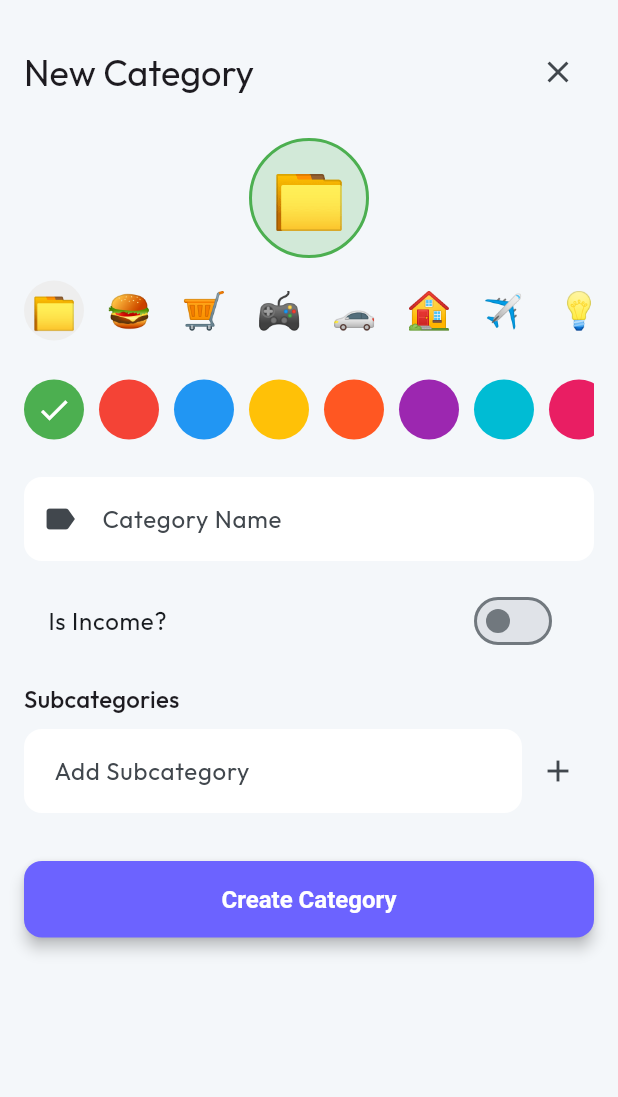
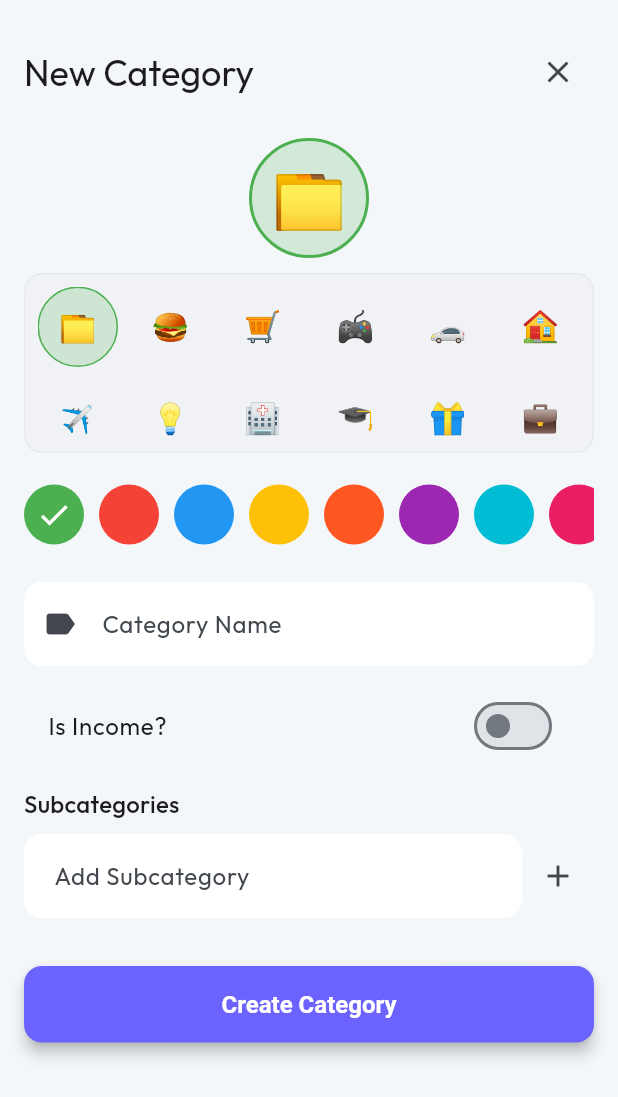
Before and after one commit to nja-n/push-wallet, a Flutter app: the SaveCategorySheet widget shown alone on an empty page, opened directly, on a phone screen of 412 x 824 dp. Shown: the top 1097 px of the screen. Run offline on Flutter 3.47's test engine with Material 3 defaults, Android fonts, the phone set to English and light mode, and no system bars; our stand-ins replace bloc, equatable, file_picker, fl_chart, flutter_bloc, fpdart and 8 more; missing offline and left inert: dart:html, home_widget; accounts and stored records are empty.

```diff
--- a/lib/features/account/presentation/pages/accounts_view.dart
+++ b/lib/features/account/presentation/pages/accounts_view.dart
@@ -154,7 +154,12 @@ class _AccountsViewState extends State<AccountsView> {
                                       fontWeight: FontWeight.bold,
                                     ),
                                   ),
-                                  const SizedBox(width: 12),
+                                  IconButton(
+                                    icon: const Icon(Icons.delete, color: Colors.grey),
+                                    onPressed: () => context
+                                        .read<AccountCubit>()
+                                        .removeAccount(account.id),
+                                  ),
                                 ],
                               ),
                               onTap:
@@ -162,10 +167,6 @@ class _AccountsViewState extends State<AccountsView> {
                                     context,
                                     account: account,
                                   ),
-                              onLongPress:
-                                  () => context
-                                      .read<AccountCubit>()
-                                      .removeAccount(account.id),
                             ),
                           );
                         },
--- a/lib/features/category/presentation/widgets/save_category_sheet.dart
+++ b/lib/features/category/presentation/widgets/save_category_sheet.dart
@@ -37,22 +37,15 @@ class _SaveCategorySheetState extends State<SaveCategorySheet> {
   ];
 
   final List<String> _icons = [
-    '📁',
-    '🍔',
-    '🛒',
-    '🎮',
-    '🚗',
-    '🏠',
-    '✈️',
-    '💡',
-    '🏥',
-    '🎓',
-    '🎁',
-    '💼',
-    '💵',
-    '💰',
-    '🏋️',
-    '🎬',
+    '📁', '🍔', '🛒', '🎮', '🚗', '🏠', '✈️', '💡', '🏥', '🎓',
+    '🎁', '💼', '💵', '💰', '🏋️', '🎬', '👗', '📱', '🚲', '🍜',
+    '☕', '🚆', '⛽', '🚿', '📶', '🧴', '💄', '💍', '🐕', '🐈',
+    '🪴', '🛠️', '💻', '📺', '📻', '🎸', '🎨', '📚', '🎟️', '⚽',
+    '🎾', '🥋', '⛷️', '🏊', '🚴', '🥾', '🏕️', '⛱️', '🏙️', '🌍',
+    '🏦', '🗳️', '⚖️', '🛡️', '🔑', '🏷️', '📦', '🏮', '🧸', '🧶',
+    '🧵', '🪡', '🧼', '🧹', '🧺', '🧻', '🛀', '🛌', '🧘', '💊',
+    '🩺', '🚑', '🚔', '🚒', '🔔', '📢', '📨', '📤', '📥', '💎',
+    '🔨', '🔧', '🪚', '🪜', '🧯', '🧪', '🔭', '📡', '🔋', '🔌',
   ];
 
   @override
@@ -136,27 +129,37 @@ class _SaveCategorySheetState extends State<SaveCategorySheet> {
               ),
             ),
             const SizedBox(height: 10),
-            SizedBox(
-              height: 50,
-              child: ListView.separated(
-                scrollDirection: Axis.horizontal,
+            Container(
+              height: 120, // Show about 3 rows
+              padding: const EdgeInsets.all(8),
+              decoration: BoxDecoration(
+                color: Colors.grey.withOpacity(0.05),
+                borderRadius: BorderRadius.circular(12),
+                border: Border.all(color: Colors.grey.withOpacity(0.1)),
+              ),
+              child: GridView.builder(
+                gridDelegate: const SliverGridDelegateWithFixedCrossAxisCount(
+                  crossAxisCount: 6,
+                  mainAxisSpacing: 8,
+                  crossAxisSpacing: 8,
+                ),
                 itemCount: _icons.length,
-                separatorBuilder: (_, __) => const SizedBox(width: 10),
                 itemBuilder: (context, index) {
                   final icon = _icons[index];
                   return GestureDetector(
                     onTap: () => setState(() => _selectedIcon = icon),
                     child: Container(
-                      width: 40,
-                      height: 40,
                       alignment: Alignment.center,
                       decoration: BoxDecoration(
                         color: _selectedIcon == icon
-                            ? Colors.grey.shade200
+                            ? Color(_selectedColor).withOpacity(0.2)
                             : Colors.transparent,
                         shape: BoxShape.circle,
+                        border: _selectedIcon == icon
+                            ? Border.all(color: Color(_selectedColor), width: 1)
+                            : null,
                       ),
-                      child: Text(icon, style: const TextStyle(fontSize: 24)),
+                      child: Text(icon, style: const TextStyle(fontSize: 20)),
                     ),
                   );
                 },
```
